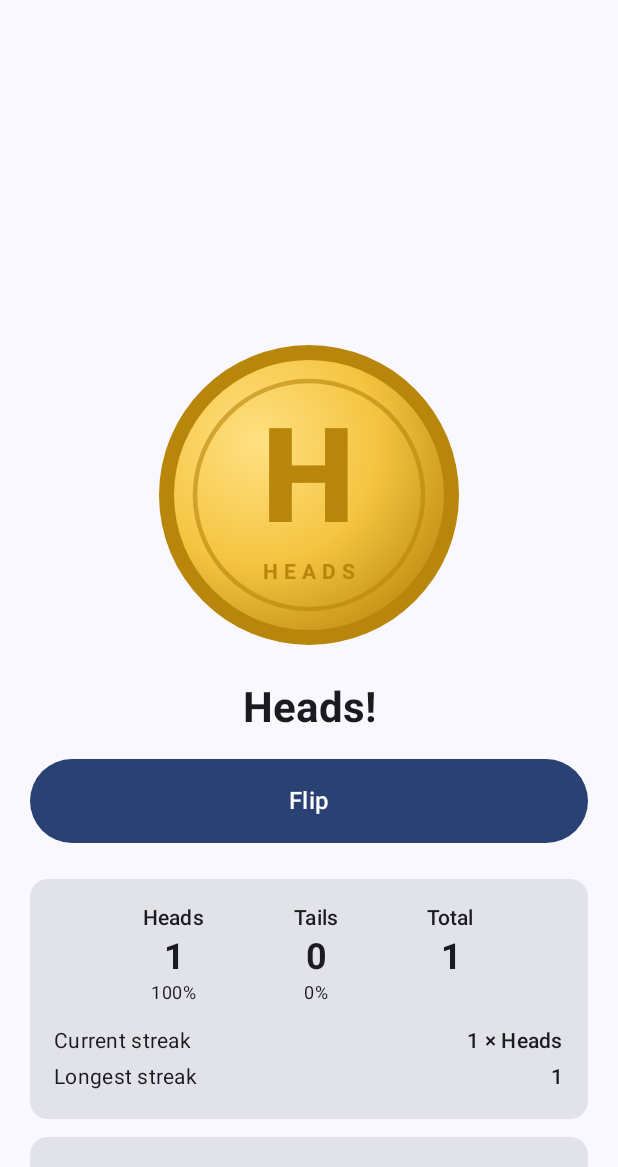
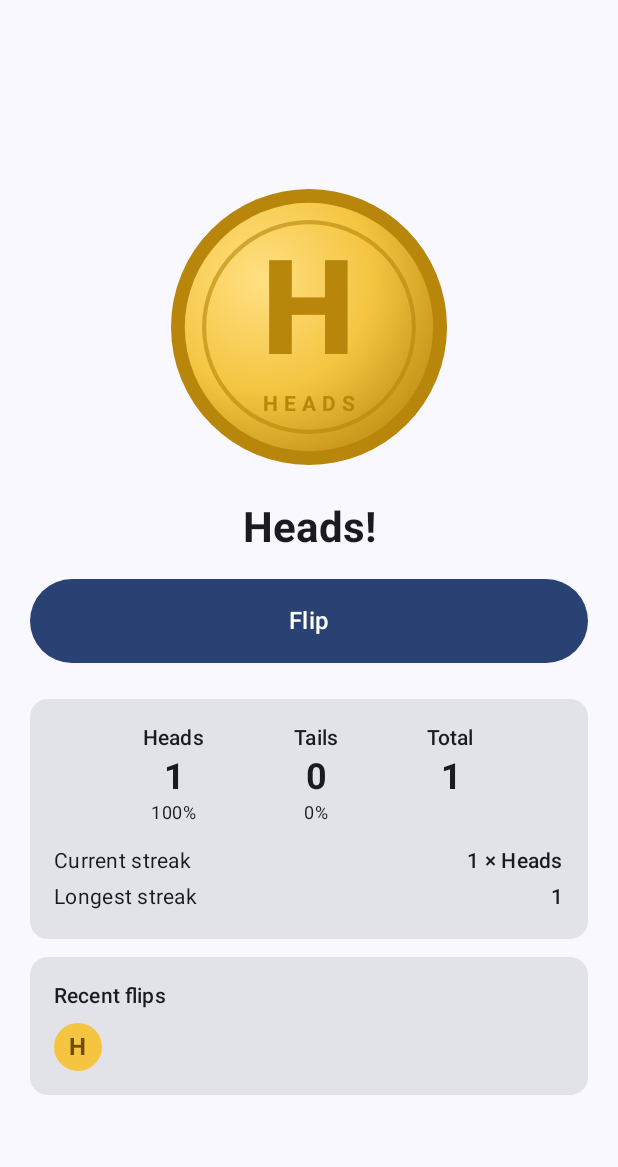
Before and after one commit to GrindHardAI/coinflip, an Android app built with Jetpack Compose: the screen it shows after launch (MainActivity), after a tap on an icon or button, on a phone screen of 412 x 824 dp, the part 69-1236 px from its top. Run offline under Robolectric (Android 15) with nearby library versions, the phone set to English and light mode, and no system bars.

Commit message:
UI: tighten layout so stats fit on screen
Co-Authored-By: Claude Opus 5.5 <noreply@anthropic.com>
Claude-Session: https://claude.ai/code/session_014VXF8cBUDbJHVPcHXc6CGb

```diff
--- a/app/src/main/java/com/coinflipper/app/ui/CoinFlipScreen.kt
+++ b/app/src/main/java/com/coinflipper/app/ui/CoinFlipScreen.kt
@@ -120,7 +120,7 @@ fun CoinFlipScreen(vm: CoinFlipViewModel = viewModel()) {
                 .padding(horizontal = 20.dp, vertical = 12.dp),
             horizontalAlignment = Alignment.CenterHorizontally,
         ) {
-            Spacer(Modifier.height(200.dp)) // headroom for the toss arc
+            Spacer(Modifier.height(96.dp)) // headroom for the toss arc
 
             val faceName = stringResource(if (stats.last == Side.TAILS) R.string.tails else R.string.heads)
             val coinDescription = stringResource(R.string.coin_description, faceName)
@@ -128,7 +128,7 @@ fun CoinFlipScreen(vm: CoinFlipViewModel = viewModel()) {
                 angle = rotation.value,
                 toss = toss.value,
                 modifier = Modifier
-                    .size(200.dp)
+                    .size(184.dp)
                     .semantics { contentDescription = coinDescription }
                     .clickable(
                         interactionSource = remember { MutableInteractionSource() },
--- a/app/src/main/java/com/coinflipper/app/ui/CoinView.kt
+++ b/app/src/main/java/com/coinflipper/app/ui/CoinView.kt
@@ -40,7 +40,7 @@ fun CoinView(
     angle: Float,
     toss: Float,
     modifier: Modifier = Modifier,
-    tossHeight: Dp = 220.dp,
+    tossHeight: Dp = 88.dp,
 ) {
     val normalized = ((angle % 360f) + 360f) % 360f
     val showingTails = normalized > 90f && normalized < 270f
```
